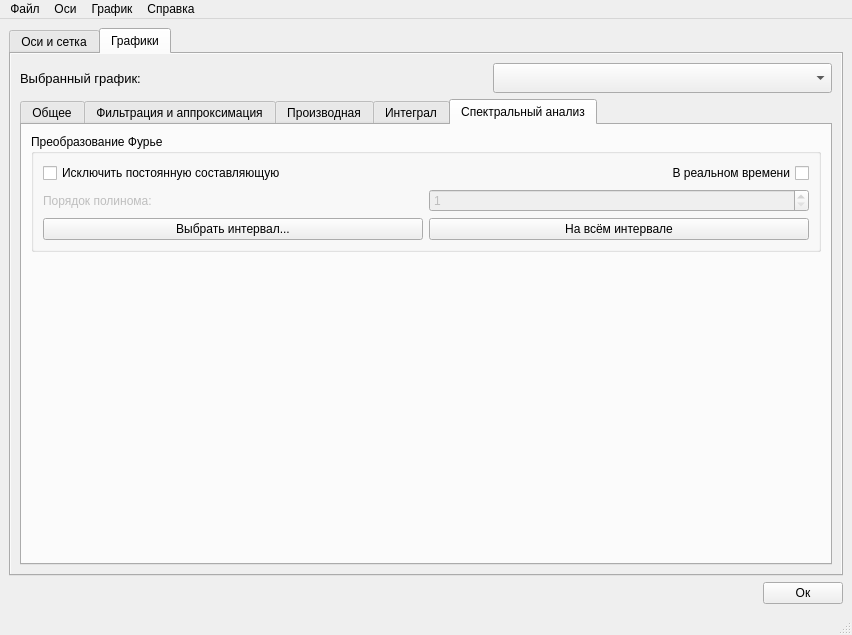
Qt form cornplot/forms/cornplot_gui.ui (AOvsyannikov1/cornplot) before a commit.
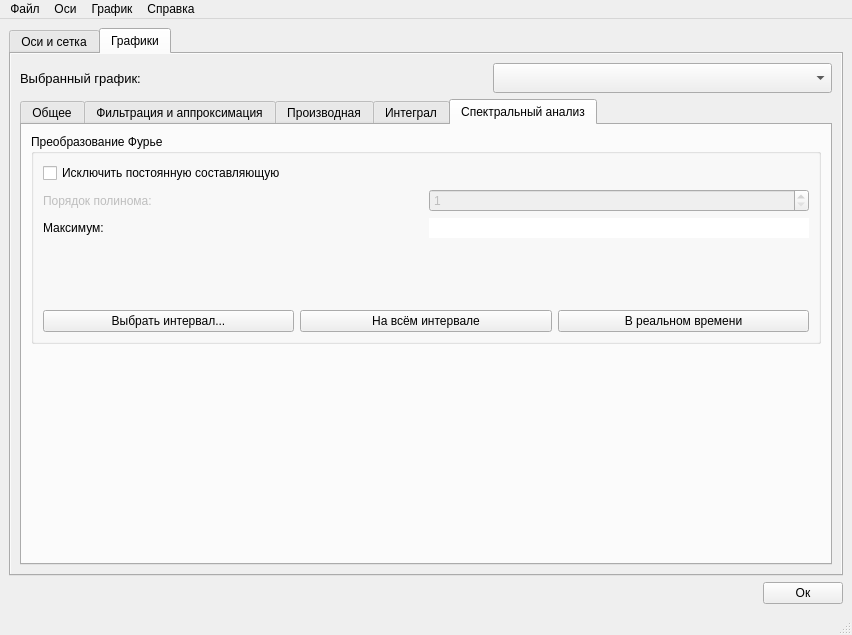
The same form after that commit. The open tabs and pages were chosen to show the change.

What changed in the file:
```diff
--- a/cornplot/forms/cornplot_gui.ui
+++ b/cornplot/forms/cornplot_gui.ui
@@ -6,7 +6,7 @@
    <rect>
     <x>0</x>
     <y>0</y>
-    <width>792</width>
+    <width>795</width>
     <height>610</height>
    </rect>
   </property>
@@ -2961,15 +2961,52 @@
              <attribute name="title">
               <string>Спектральный анализ</string>
              </attribute>
-             <layout class="QGridLayout" name="gridLayout_21">
+             <layout class="QGridLayout" name="gridLayout_20">
               <item row="0" column="0">
                <widget class="QGroupBox" name="groupBox_12">
                 <property name="title">
                  <string>Преобразование Фурье</string>
                 </property>
-                <layout class="QGridLayout" name="gridLayout_20">
-                 <item row="1" column="0" colspan="2">
-                  <layout class="QVBoxLayout" name="verticalLayout_9">
+                <layout class="QGridLayout" name="gridLayout_6">
+                 <item row="1" column="0">
+                  <layout class="QHBoxLayout" name="horizontalLayout_40">
+                   <item>
+                    <widget class="QLabel" name="label_63">
+                     <property name="text">
+                      <string>Максимум:</string>
+                     </property>
+                    </widget>
+                   </item>
+                   <item>
+                    <widget class="QLineEdit" name="fftMaximums">
+                     <property name="sizePolicy">
+                      <sizepolicy hsizetype="Preferred" vsizetype="Fixed">
+                       <horstretch>0</horstretch>
+                       <verstretch>0</verstretch>
+                      </sizepolicy>
+                     </property>
+                     <property name="frame">
+                      <bool>false</bool>
+                     </property>
+                     <property name="readOnly">
+                      <bool>true</bool>
+                     </property>
+                    </widget>
+                   </item>
+                  </layout>
+                 </item>
+                 <item row="0" column="0">
+                  <layout class="QVBoxLayout" name="verticalLayout_2">
+                   <item>
+                    <widget class="QCheckBox" name="deleteConstantCheckbox">
+                     <property name="layoutDirection">
+                      <enum>Qt::LeftToRight</enum>
+                     </property>
+                     <property name="text">
+                      <string>Исключить постоянную составляющую</string>
+                     </property>
+                    </widget>
+                   </item>
                    <item>
                     <layout class="QHBoxLayout" name="horizontalLayout_39">
                      <item>
@@ -3002,7 +3039,7 @@
                    </item>
                   </layout>
                  </item>
-                 <item row="2" column="0" colspan="2">
+                 <item row="3" column="0">
                   <layout class="QHBoxLayout" name="horizontalLayout_43">
                    <item>
                     <widget class="QPushButton" name="fourierIntervalButton">
@@ -3018,25 +3055,8 @@
                      </property>
                     </widget>
                    </item>
-                  </layout>
-                 </item>
-                 <item row="0" column="0" colspan="2">
-                  <layout class="QHBoxLayout" name="horizontalLayout_40">
                    <item>
-                    <widget class="QCheckBox" name="deleteConstantCheckbox">
-                     <property name="layoutDirection">
-                      <enum>Qt::LeftToRight</enum>
-                     </property>
-                     <property name="text">
-                      <string>Исключить постоянную составляющую</string>
-                     </property>
-                    </widget>
-                   </item>
-                   <item>
-                    <widget class="QCheckBox" name="periodicalFft">
-                     <property name="layoutDirection">
-                      <enum>Qt::RightToLeft</enum>
-                     </property>
+                    <widget class="QPushButton" name="periodicalFft">
                      <property name="text">
                       <string>В реальном времени</string>
                      </property>
@@ -3044,11 +3064,24 @@
                    </item>
                   </layout>
                  </item>
+                 <item row="2" column="0">
+                  <spacer name="verticalSpacer_7">
+                   <property name="orientation">
+                    <enum>Qt::Vertical</enum>
+                   </property>
+                   <property name="sizeHint" stdset="0">
+                    <size>
+                     <width>20</width>
+                     <height>40</height>
+                    </size>
+                   </property>
+                  </spacer>
+                 </item>
                 </layout>
                </widget>
               </item>
               <item row="1" column="0">
-               <spacer name="verticalSpacer_7">
+               <spacer name="verticalSpacer_15">
                 <property name="orientation">
                  <enum>Qt::Vertical</enum>
                 </property>
```
Left out of the diff: 6 changed lines with no effect on the pictures.
